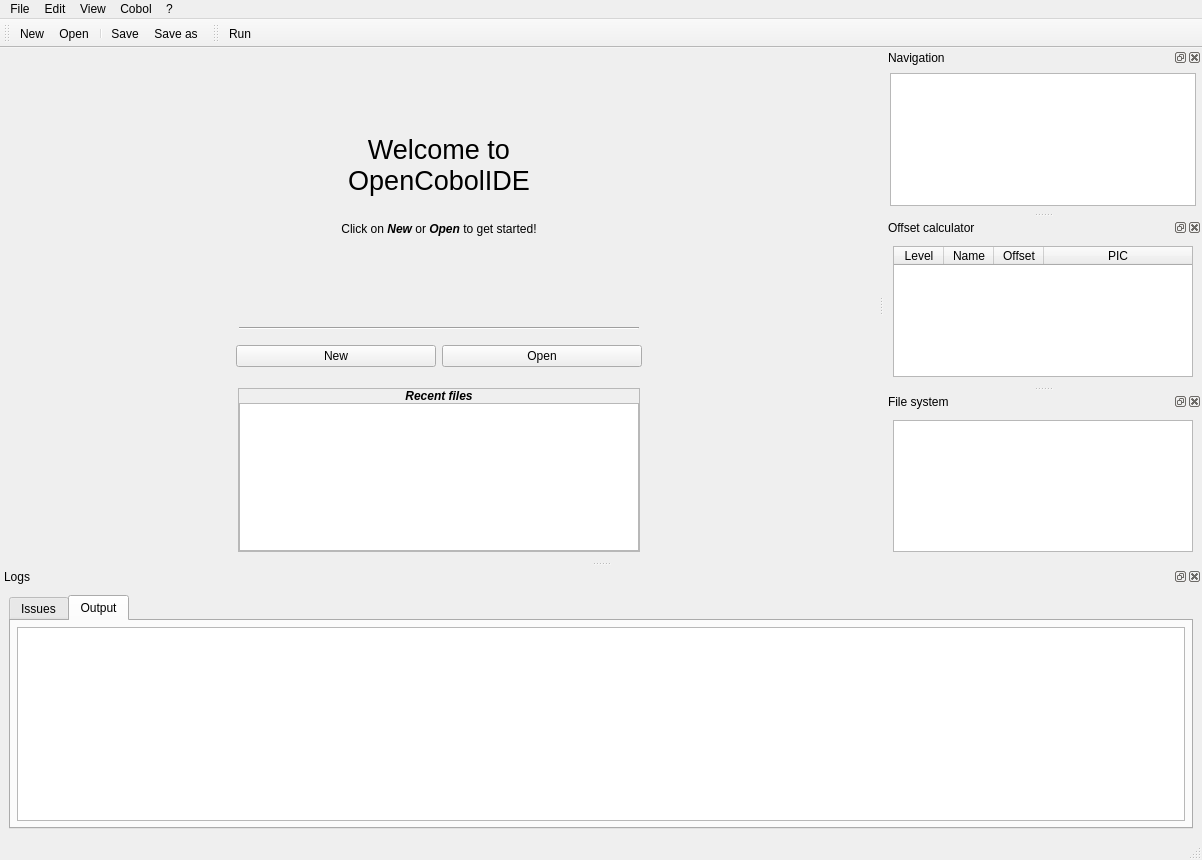
OpenCobolIDE/OpenCobolIDE, file forms/ide.ui: the form before one commit.
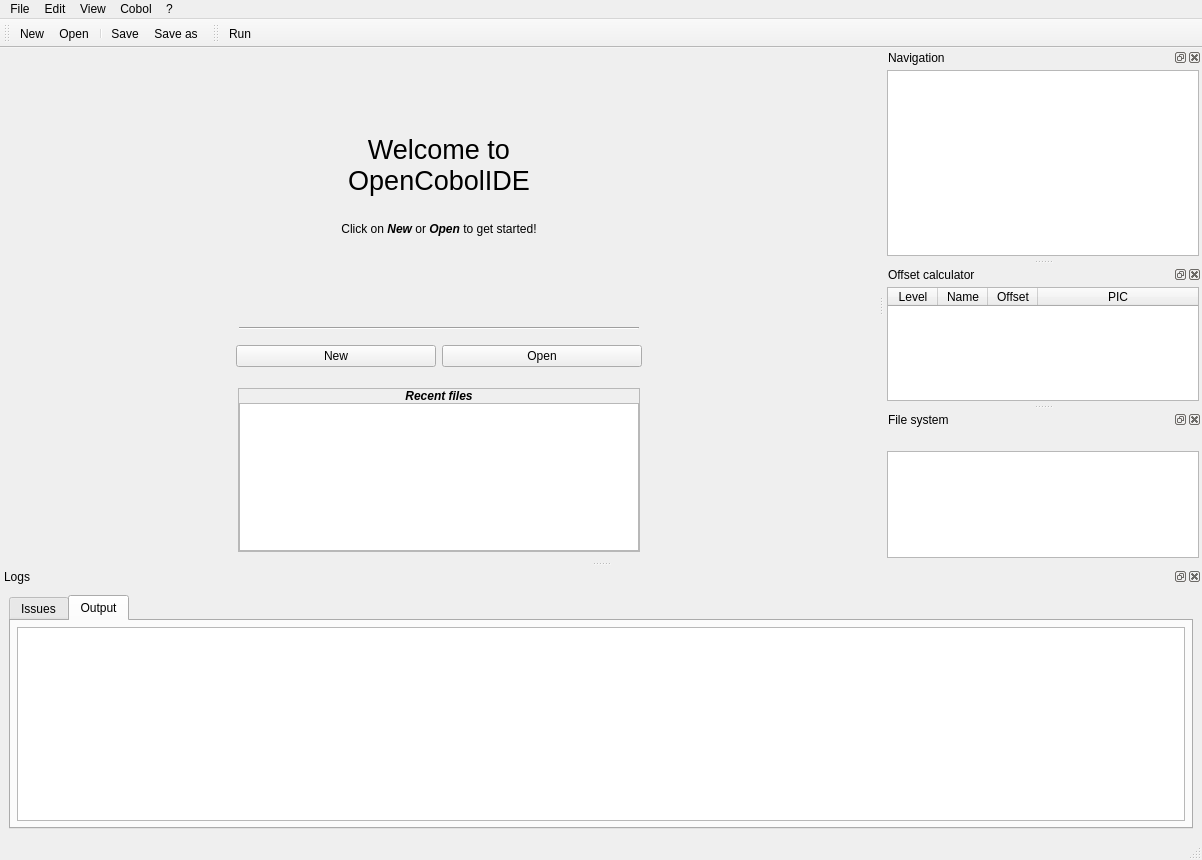
The form after the commit. Icons and pictures are not drawn. Custom widgets are drawn as their Qt base class.

Commit message: Add a way to lock the file system path

```diff
--- a/forms/ide.ui
+++ b/forms/ide.ui
@@ -589,7 +589,7 @@
    <property name="minimumSize">
     <size>
      <width>300</width>
-     <height>121</height>
+     <height>211</height>
     </size>
    </property>
    <property name="features">
@@ -604,9 +604,12 @@
    <widget class="QWidget" name="dockWidgetContents_2">
     <layout class="QGridLayout" name="gridLayout_7">
      <property name="margin">
-      <number>6</number>
+      <number>3</number>
      </property>
-     <item row="0" column="0">
+     <property name="spacing">
+      <number>3</number>
+     </property>
+     <item row="1" column="0">
       <widget class="OutlineTreeWidget" name="twNavigation">
        <property name="toolTip">
         <string>Show the current editor structure</string>
@@ -642,6 +645,12 @@
    </attribute>
    <widget class="QWidget" name="dockWidgetContents_3">
     <layout class="QGridLayout" name="gridLayout_8">
+     <property name="margin">
+      <number>3</number>
+     </property>
+     <property name="spacing">
+      <number>3</number>
+     </property>
      <item row="0" column="0">
       <widget class="PicOffsetsTable" name="tableWidgetOffsets">
        <property name="minimumSize">
@@ -710,8 +719,80 @@
     <number>2</number>
    </attribute>
    <widget class="QWidget" name="dockWidgetContents_4">
-    <layout class="QGridLayout" name="gridLayout_6">
-     <item row="0" column="0">
+    <layout class="QVBoxLayout" name="verticalLayout">
+     <property name="spacing">
+      <number>0</number>
+     </property>
+     <property name="leftMargin">
+      <number>3</number>
+     </property>
+     <property name="topMargin">
+      <number>0</number>
+     </property>
+     <property name="rightMargin">
+      <number>3</number>
+     </property>
+     <property name="bottomMargin">
+      <number>3</number>
+     </property>
+     <item>
+      <layout class="QHBoxLayout" name="horizontalLayout_2">
+       <property name="spacing">
+        <number>0</number>
+       </property>
+       <property name="topMargin">
+        <number>0</number>
+       </property>
+       <item>
+        <spacer name="horizontalSpacer">
+         <property name="orientation">
+          <enum>Qt::Horizontal</enum>
+         </property>
+         <property name="sizeHint" stdset="0">
+          <size>
+           <width>40</width>
+           <height>20</height>
+          </size>
+         </property>
+        </spacer>
+       </item>
+       <item>
+        <widget class="QPushButton" name="btFSLock">
+         <property name="sizePolicy">
+          <sizepolicy hsizetype="Minimum" vsizetype="Minimum">
+           <horstretch>0</horstretch>
+           <verstretch>0</verstretch>
+          </sizepolicy>
+         </property>
+         <property name="toolTip">
+          <string>&lt;html&gt;&lt;head/&gt;&lt;body&gt;&lt;p&gt;&lt;span style=&quot; font-weight:600;&quot;&gt;Lock&lt;/span&gt; current file path to prevent the view from changing when the current editor changes.&lt;/p&gt;&lt;/body&gt;&lt;/html&gt;</string>
+         </property>
+         <property name="text">
+          <string/>
+         </property>
+         <property name="icon">
+          <iconset theme="system-lock-screen"/>
+         </property>
+         <property name="iconSize">
+          <size>
+           <width>16</width>
+           <height>16</height>
+          </size>
+         </property>
+         <property name="checkable">
+          <bool>true</bool>
+         </property>
+         <property name="checked">
+          <bool>false</bool>
+         </property>
+         <property name="flat">
+          <bool>true</bool>
+         </property>
+        </widget>
+       </item>
+      </layout>
+     </item>
+     <item>
       <widget class="FileSystemTreeView" name="tvFileSystem"/>
      </item>
     </layout>
```
Left out of the diff: 1 changed line with no effect on the pictures. The commit also changes 3 other files.
